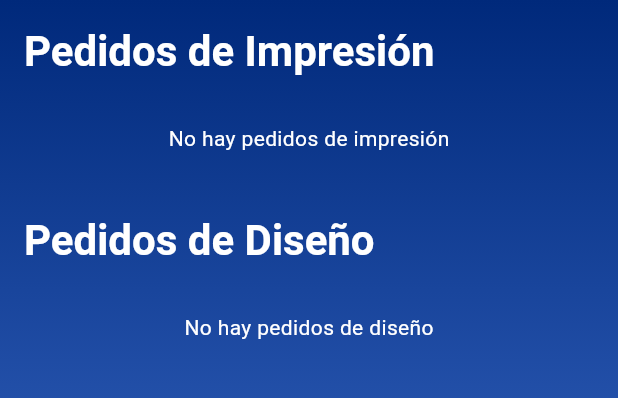
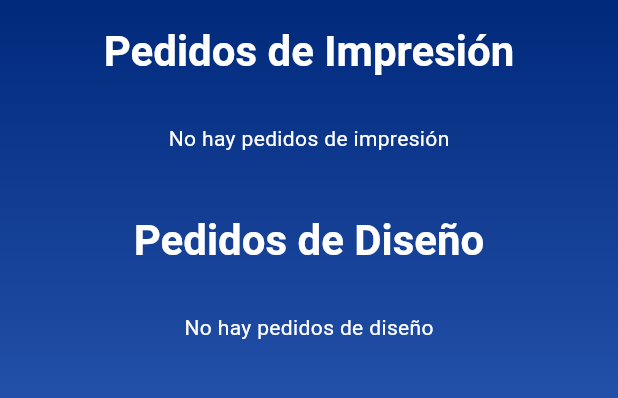
Before and after one commit to ChrisAlegria/Noi-Design, a Flutter app: the OrdersPage screen opened directly, on a phone screen of 412 x 824 dp, the part 84-482 px from its top. Run offline on Flutter 3.47's test engine with Material 3 defaults, Android fonts, the phone set to English and light mode, and no system bars; our stand-ins replace file_picker, font_awesome_flutter; accounts and stored records are empty; network calls fail.

Commit message:
Update: Appbar Details

```diff
--- a/lib/pages/orders_page.dart
+++ b/lib/pages/orders_page.dart
@@ -23,10 +23,18 @@ class OrdersPage extends StatelessWidget {
       appBar: AppBar(
         backgroundColor: const Color.fromARGB(255, 255, 255, 255),
         elevation: 0, // Si deseas que el AppBar no tenga sombra
-        leading: const Padding(
-          padding: EdgeInsets.all(8.0), // Padding opcional alrededor del logo
-          child: CircleAvatar(
-            backgroundImage: AssetImage('assets/images/Logo.jpg'),
+        leading: Padding(
+          padding:
+              const EdgeInsets.all(8.0), // Padding opcional alrededor del logo
+          child: GestureDetector(
+            onTap: () {
+              // Navegar a la pantalla de inicio
+              Navigator.pushNamed(context,
+                  'home'); // Ajusta '/home' según la ruta de tu pantalla de inicio
+            },
+            child: const CircleAvatar(
+              backgroundImage: AssetImage('assets/images/Logo.jpg'),
+            ),
           ),
         ),
         actions: [
@@ -70,7 +78,8 @@ class OrdersPage extends StatelessWidget {
             padding: const EdgeInsets.all(16.0),
             child: SingleChildScrollView(
               child: Column(
-                crossAxisAlignment: CrossAxisAlignment.start,
+                crossAxisAlignment: CrossAxisAlignment
+                    .center, // Esto centrará los textos dentro de la columna
                 children: [
                   Text(
                     'Pedidos de Impresión',
```
Also changed, not shown: lib/pages/design_page.dart (+13 -13 lines), lib/pages/prints_page.dart (+13 -13 lines).
